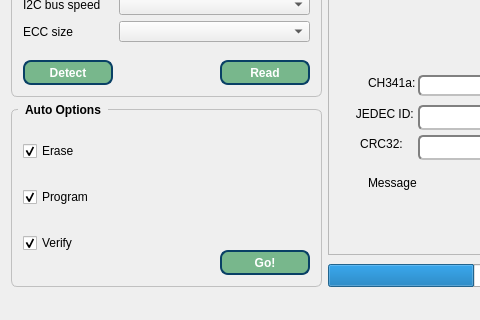
The window that IMSProg_programmer/mainwindow.ui (bigbigmdm/IMSProg) describes before a commit, drawn with Qt 5; both pictures show x 0 to 480 and y 300 to 620 of the 950 by 620 pixel window.
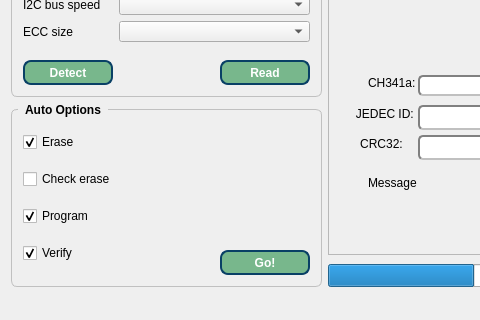
The same window after the commit. Icons and pictures are not drawn.

```diff
--- a/IMSProg_programmer/mainwindow.ui
+++ b/IMSProg_programmer/mainwindow.ui
@@ -668,6 +668,13 @@
              </property>
             </widget>
            </item>
+           <item>
+            <widget class="QCheckBox" name="checkBox_1">
+             <property name="text">
+              <string>Check erase</string>
+             </property>
+            </widget>
+           </item>
            <item>
             <widget class="QCheckBox" name="checkBox_2">
              <property name="text">
```
Left out of the diff: 13 changed lines with no effect on the pictures.
